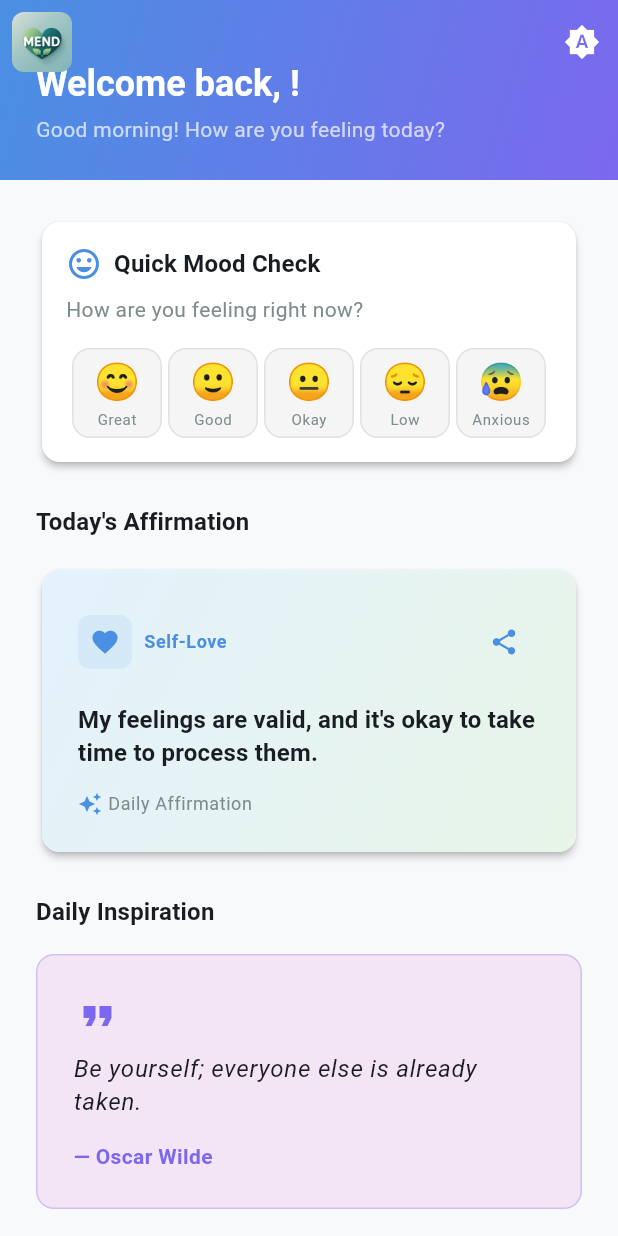
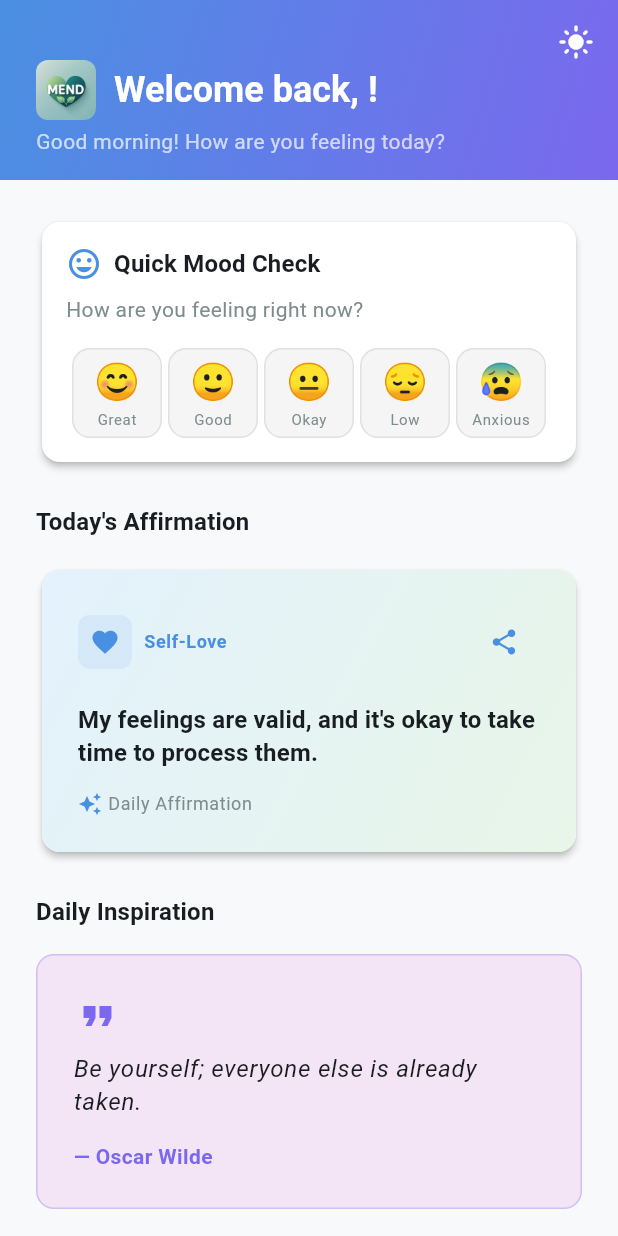
Before and after one commit to RohanM007/Mend, a Flutter app: the HomeScreen screen opened directly, on a phone screen of 412 x 824 dp. Run offline on Flutter 3.47's test engine with Material 3 defaults, Android fonts, the phone set to English and light mode, and no system bars; our stand-ins replace cloud_firestore, firebase_auth, firebase_core, fl_chart, flutter_local_notifications, google_fonts and 2 more; accounts and stored records are empty; generated files the repository leaves out were written again.

Commit message:
Fixed some layout issues and th dark theme option

```diff
--- a/Mend/mend/lib/screens/home/home_screen.dart
+++ b/Mend/mend/lib/screens/home/home_screen.dart
@@ -13,7 +13,6 @@ class HomeScreen extends StatelessWidget {
 
   const HomeScreen({super.key, this.onNavigateToTab});
 
-  @override
   Widget build(BuildContext context) {
     return Scaffold(
       body: CustomScrollView(
@@ -24,35 +23,12 @@ class HomeScreen extends StatelessWidget {
             floating: false,
             pinned: true,
             automaticallyImplyLeading: false,
-            leading: Padding(
-              padding: const EdgeInsets.all(8.0),
-              child: ClipRRect(
-                borderRadius: BorderRadius.circular(8),
-                child: Image.asset(
-                  'assets/images/logo.jpg',
-                  fit: BoxFit.cover,
-                  errorBuilder: (context, error, stackTrace) {
-                    return const Icon(Icons.healing, color: Colors.white);
-                  },
-                ),
-              ),
-            ),
-            actions: [
-              Consumer<ThemeProvider>(
-                builder: (context, themeProvider, child) {
-                  return IconButton(
-                    icon: Icon(
-                      themeProvider.themeMode == ThemeMode.dark
-                          ? Icons.light_mode
-                          : themeProvider.themeMode == ThemeMode.light
-                          ? Icons.dark_mode
-                          : Icons.brightness_auto,
-                      color: Colors.white,
-                    ),
-                    onPressed: () => themeProvider.toggleTheme(),
-                    tooltip: 'Toggle theme',
-                  );
-                },
+            // Remove 'leading' —adding the logo inside flexibleSpace
+            actions: const [
+              // Optional: Keep a static light mode icon or remove entirely
+              Padding(
+                padding: EdgeInsets.only(right: 16.0),
+                child: Icon(Icons.light_mode, color: Colors.white),
               ),
             ],
             flexibleSpace: FlexibleSpaceBar(
@@ -69,12 +45,40 @@ class HomeScreen extends StatelessWidget {
                 ),
                 child: SafeArea(
                   child: Padding(
-                    padding: const EdgeInsets.all(AppConstants.paddingLarge),
+                    padding: const EdgeInsets.fromLTRB(
+                      AppConstants.paddingLarge,
+                      AppConstants.paddingLarge,
+                      AppConstants.paddingLarge,
+                      AppConstants.paddingMedium,
+                    ),
                     child: Column(
+                      mainAxisAlignment: MainAxisAlignment.end,
                       crossAxisAlignment: CrossAxisAlignment.start,
-                      mainAxisAlignment: MainAxisAlignment.end,
                       children: [
-                        Consumer<AuthProvider>(
+                        // 🔑 KEY FIX: Logo + Text in a Row with spacing
+                        Row(
+                          children: [
+                            // Logo
+                            ClipRRect(
+                              borderRadius: BorderRadius.circular(8),
+                              child: SizedBox.fromSize(
+                                size: const Size(40, 40),
+                                child: Image.asset(
+                                  'assets/images/logo.jpg',
+                                  fit: BoxFit.cover,
+                                  errorBuilder: (context, error, stackTrace) {
+                                    return const Icon(
+                                      Icons.healing,
+                                      color: Colors.white,
+                                    );
+                                  },
+                                ),
+                              ),
+                            ),
+                            const SizedBox(width: 12), // 👈 CRITICAL SPACING
+                            // Welcome text
+                            Expanded(
+                              child: Consumer<AuthProvider>(
                                 builder: (context, authProvider, child) {
                                   final user = authProvider.user;
                                   return Text(
@@ -87,8 +91,13 @@ class HomeScreen extends StatelessWidget {
                                       color: Colors.white,
                                       fontWeight: FontWeight.bold,
                                     ),
+                                    maxLines: 2,
+                                    overflow: TextOverflow.ellipsis,
                                   );
                                 },
+                              ),
+                            ),
+                          ],
                         ),
                         const SizedBox(height: 4),
                         Text(
@@ -133,6 +142,25 @@ class HomeScreen extends StatelessWidget {
 
                   // Quick Actions
                   _buildQuickActions(context),
+
+                  // 👇 Disclaimer - Added here
+                  const SizedBox(height: AppConstants.paddingLarge),
+                  Padding(
+                    padding: const EdgeInsets.symmetric(
+                      horizontal: AppConstants.paddingMedium,
+                    ),
+                    child: Text(
+                      'Disclaimer: The content provided in this app is for informational and educational purposes only. '
+                      'It is not intended as, and must not be construed as, professional medical, psychological, or therapeutic advice. '
+                      'Always seek the guidance of a qualified mental health professional for any questions or concerns regarding your mental well-being. ',
+
+                      style: Theme.of(context).textTheme.bodySmall?.copyWith(
+                        color: Colors.grey[600],
+                        height: 1.4,
+                      ),
+                      textAlign: TextAlign.justify,
+                    ),
+                  ),
                 ],
               ),
             ),
```
Lines whose indentation alone changed are shown as unchanged.
